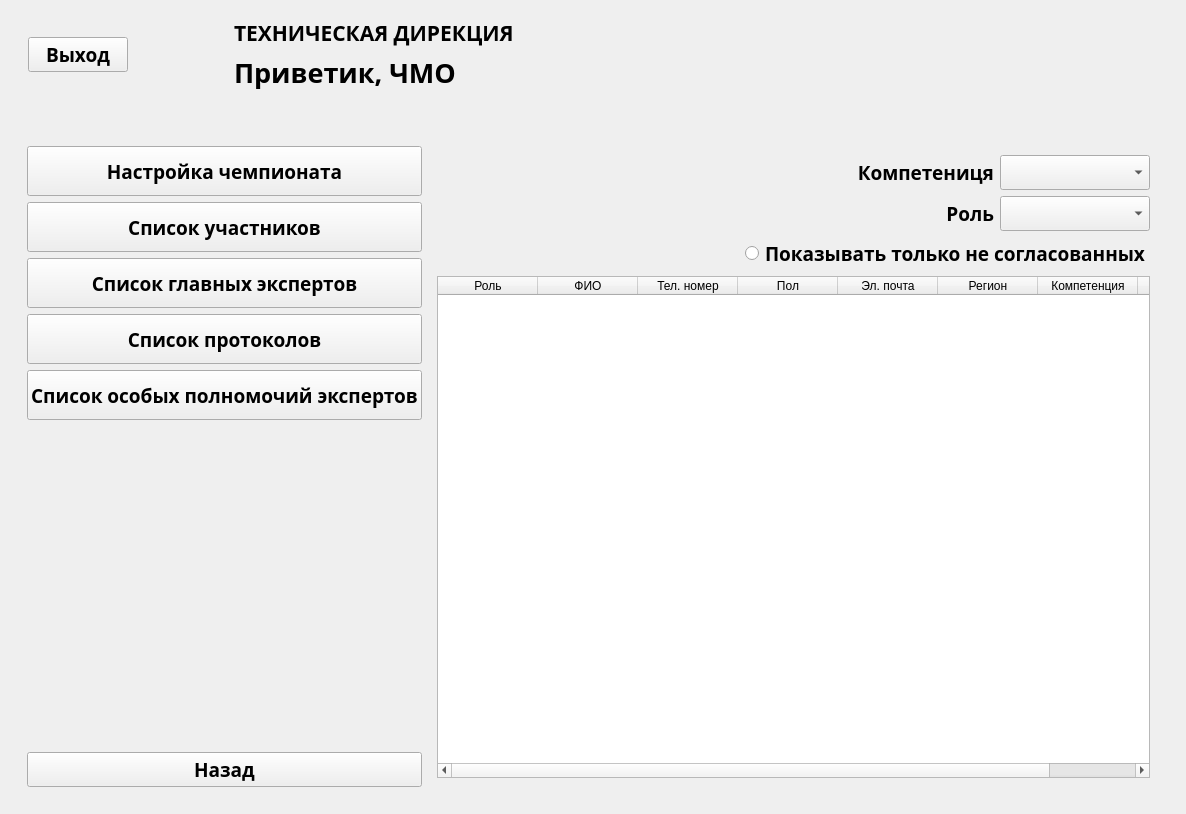
This is OrganizeForm.ui in faryek/KARELLO as Qt 5 draws it before an edit. The edited form follows.
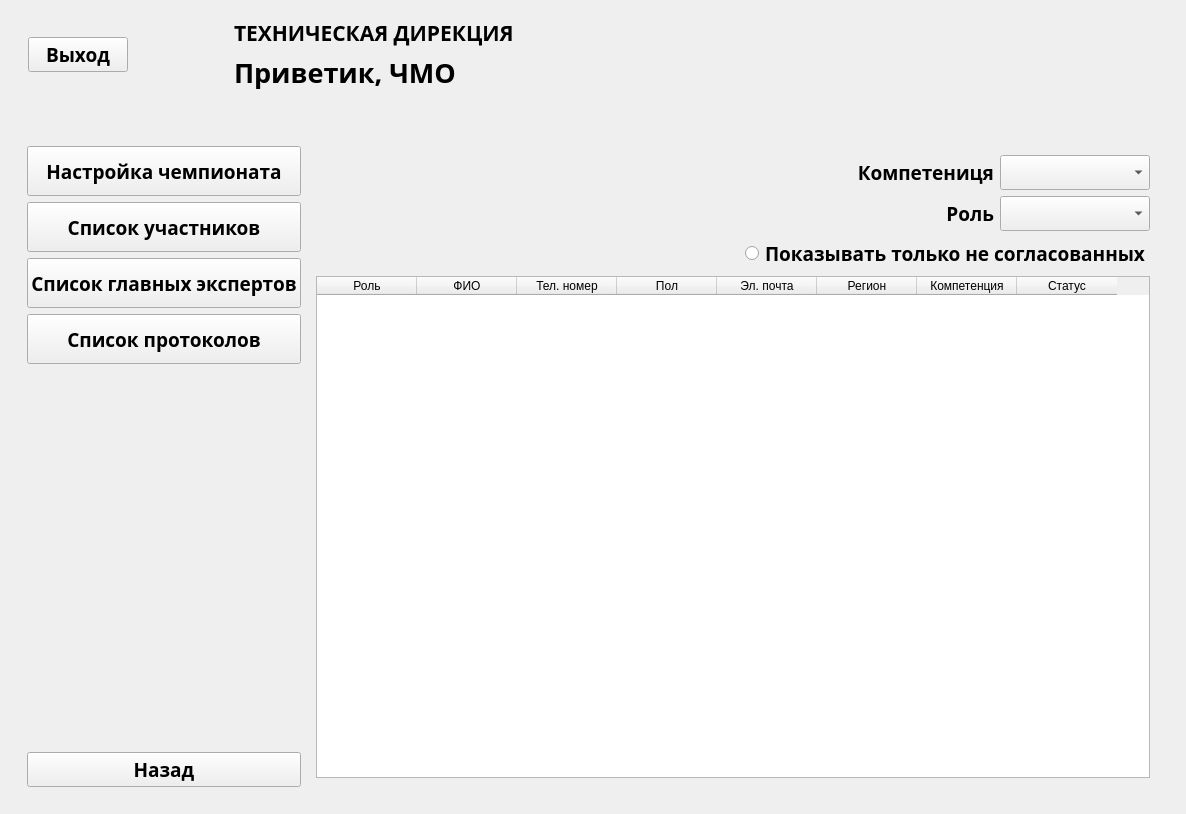
This is the edited form. The open tabs and pages were chosen to show the change. Icons and pictures are not drawn.

Commit message: other tables

```diff
--- a/OrganizeForm.ui
+++ b/OrganizeForm.ui
@@ -552,26 +552,6 @@
                   </property>
                  </widget>
                 </item>
-                <item>
-                 <widget class="QPushButton" name="permissionButton">
-                  <property name="minimumSize">
-                   <size>
-                    <width>250</width>
-                    <height>50</height>
-                   </size>
-                  </property>
-                  <property name="font">
-                   <font>
-                    <family>Akrobat SemiBold</family>
-                    <pointsize>14</pointsize>
-                    <bold>true</bold>
-                   </font>
-                  </property>
-                  <property name="text">
-                   <string>Список особых полномочий экспертов</string>
-                  </property>
-                 </widget>
-                </item>
                 <item>
                  <spacer name="verticalSpacer_5">
                   <property name="orientation">
```
Left out of the diff: 7 changed lines with no effect on the pictures. The commit also changes 2 other files.
